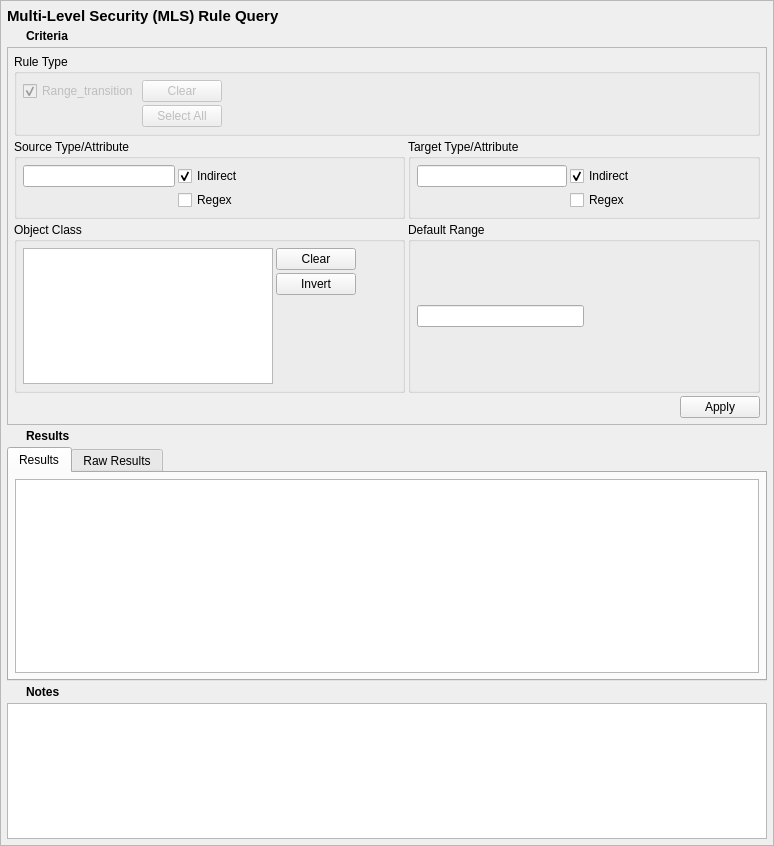
Above: data/mlsrulequery.ui from SELinuxProject/setools before the change. Below: the same form after it.
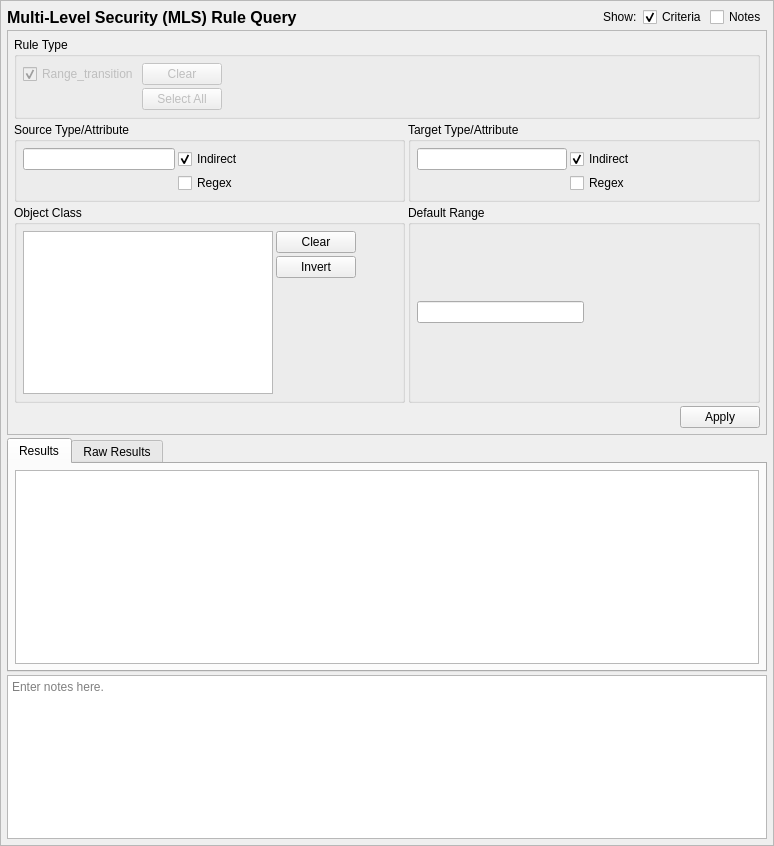
That is the form after the change. Icons and pictures are not drawn.

Commit message:
apol: switch tabs to (more discoverable) check boxes for hiding UI elements
Also drop the results expander.

The edit to the form file:
```diff
--- a/data/mlsrulequery.ui
+++ b/data/mlsrulequery.ui
@@ -47,217 +47,164 @@
     <property name="spacing">
      <number>3</number>
     </property>
-    <item row="5" column="0">
-     <widget class="QPushButton" name="notes_expander">
-      <property name="sizePolicy">
-       <sizepolicy hsizetype="Fixed" vsizetype="Fixed">
-        <horstretch>0</horstretch>
-        <verstretch>0</verstretch>
-       </sizepolicy>
+    <item row="0" column="1">
+     <spacer name="horizontalSpacer_5">
+      <property name="orientation">
+       <enum>Qt::Horizontal</enum>
       </property>
-      <property name="minimumSize">
+      <property name="sizeHint" stdset="0">
        <size>
-        <width>16</width>
-        <height>16</height>
+        <width>40</width>
+        <height>20</height>
        </size>
       </property>
-      <property name="maximumSize">
-       <size>
-        <width>16</width>
-        <height>16</height>
-       </size>
-      </property>
-      <property name="focusPolicy">
-       <enum>Qt::TabFocus</enum>
-      </property>
-      <property name="styleSheet">
-       <string notr="true">QPushButton:flat {   border: none; }</string>
-      </property>
-      <property name="text">
-       <string/>
-      </property>
-      <property name="icon">
-       <iconset>
-        <normaloff>icons/expand_inactive.png</normaloff>
-        <normalon>icons/expand_active.png</normalon>icons/expand_inactive.png</iconset>
-      </property>
-      <property name="iconSize">
-       <size>
-        <width>16</width>
-        <height>16</height>
-       </size>
-      </property>
-      <property name="checkable">
-       <bool>true</bool>
-      </property>
-      <property name="checked">
-       <bool>false</bool>
-      </property>
-      <property name="flat">
-       <bool>true</bool>
-      </property>
-     </widget>
+     </spacer>
     </item>
-    <item row="3" column="0">
-     <widget class="QPushButton" name="results_expander">
+    <item row="2" column="0" colspan="6">
+     <widget class="QTabWidget" name="results_frame">
       <property name="sizePolicy">
-       <sizepolicy hsizetype="Fixed" vsizetype="Fixed">
+       <sizepolicy hsizetype="Preferred" vsizetype="MinimumExpanding">
         <horstretch>0</horstretch>
         <verstretch>0</verstretch>
        </sizepolicy>
       </property>
-      <property name="minimumSize">
-       <size>
-        <width>16</width>
-        <height>16</height>
-       </size>
+      <property name="currentIndex">
+       <number>0</number>
       </property>
-      <property name="maximumSize">
-       <size>
-        <width>16</width>
-        <height>16</height>
-       </size>
-      </property>
-      <property name="focusPolicy">
-       <enum>Qt::TabFocus</enum>
-      </property>
-      <property name="styleSheet">
-       <string notr="true">QPushButton:flat {   border: none; }</string>
-      </property>
-      <property name="text">
-       <string/>
-      </property>
-      <property name="icon">
-       <iconset>
-        <normaloff>icons/expand_inactive.png</normaloff>
-        <normalon>icons/expand_active.png</normalon>icons/expand_inactive.png</iconset>
-      </property>
-      <property name="iconSize">
-       <size>
-        <width>16</width>
-        <height>16</height>
-       </size>
-      </property>
-      <property name="checkable">
-       <bool>true</bool>
-      </property>
-      <property name="checked">
-       <bool>true</bool>
-      </property>
-      <property name="flat">
-       <bool>true</bool>
-      </property>
+      <widget class="QWidget" name="results_framePage1">
+       <attribute name="title">
+        <string>Results</string>
+       </attribute>
+       <layout class="QVBoxLayout" name="verticalLayout_3">
+        <property name="leftMargin">
+         <number>6</number>
+        </property>
+        <property name="topMargin">
+         <number>6</number>
+        </property>
+        <property name="rightMargin">
+         <number>6</number>
+        </property>
+        <property name="bottomMargin">
+         <number>6</number>
+        </property>
+        <item>
+         <widget class="QTableView" name="table_results">
+          <property name="sizeAdjustPolicy">
+           <enum>QAbstractScrollArea::AdjustIgnored</enum>
+          </property>
+          <property name="alternatingRowColors">
+           <bool>true</bool>
+          </property>
+          <property name="sortingEnabled">
+           <bool>true</bool>
+          </property>
+         </widget>
+        </item>
+       </layout>
+      </widget>
+      <widget class="QWidget" name="results_framePage2">
+       <attribute name="title">
+        <string>Raw Results</string>
+       </attribute>
+       <layout class="QVBoxLayout" name="verticalLayout_2">
+        <property name="leftMargin">
+         <number>6</number>
+        </property>
+        <property name="topMargin">
+         <number>6</number>
+        </property>
+        <property name="rightMargin">
+         <number>6</number>
+        </property>
+        <property name="bottomMargin">
+         <number>6</number>
+        </property>
+        <item>
+         <widget class="QPlainTextEdit" name="raw_results">
+          <property name="minimumSize">
+           <size>
+            <width>0</width>
+            <height>0</height>
+           </size>
+          </property>
+          <property name="font">
+           <font>
+            <family>Monospace</family>
+           </font>
+          </property>
+          <property name="documentTitle">
+           <string/>
+          </property>
+          <property name="lineWrapMode">
+           <enum>QPlainTextEdit::NoWrap</enum>
+          </property>
+          <property name="readOnly">
+           <bool>true</bool>
+          </property>
+         </widget>
+        </item>
+       </layout>
+      </widget>
      </widget>
     </item>
-    <item row="1" column="1">
+    <item row="0" column="2">
      <widget class="QLabel" name="label_2">
-      <property name="sizePolicy">
-       <sizepolicy hsizetype="Preferred" vsizetype="Fixed">
-        <horstretch>0</horstretch>
-        <verstretch>0</verstretch>
-       </sizepolicy>
+      <property name="text">
+       <string>Show:</string>
       </property>
-      <property name="font">
-       <font>
-        <weight>75</weight>
-        <bold>true</bold>
-       </font>
+     </widget>
+    </item>
+    <item row="0" column="4">
+     <widget class="QCheckBox" name="criteria_expander">
+      <property name="toolTip">
+       <string>Show or hide the search criteria (no settings are lost)</string>
       </property>
       <property name="text">
        <string>Criteria</string>
       </property>
-     </widget>
-    </item>
-    <item row="3" column="1">
-     <widget class="QLabel" name="label_3">
-      <property name="sizePolicy">
-       <sizepolicy hsizetype="Preferred" vsizetype="Fixed">
-        <horstretch>0</horstretch>
-        <verstretch>0</verstretch>
-       </sizepolicy>
-      </property>
-      <property name="font">
-       <font>
-        <weight>75</weight>
-        <bold>true</bold>
-       </font>
-      </property>
-      <property name="text">
-       <string>Results</string>
-      </property>
-     </widget>
-    </item>
-    <item row="1" column="0">
-     <widget class="QPushButton" name="criteria_expander">
-      <property name="sizePolicy">
-       <sizepolicy hsizetype="Fixed" vsizetype="Fixed">
-        <horstretch>0</horstretch>
-        <verstretch>0</verstretch>
-       </sizepolicy>
-      </property>
-      <property name="minimumSize">
-       <size>
-        <width>16</width>
-        <height>16</height>
-       </size>
-      </property>
-      <property name="maximumSize">
-       <size>
-        <width>16</width>
-        <height>16</height>
-       </size>
-      </property>
-      <property name="focusPolicy">
-       <enum>Qt::TabFocus</enum>
-      </property>
-      <property name="styleSheet">
-       <string notr="true">QPushButton:flat {   border: none; }</string>
-      </property>
-      <property name="text">
-       <string/>
-      </property>
-      <property name="icon">
-       <iconset>
-        <normaloff>icons/expand_inactive.png</normaloff>
-        <normalon>icons/expand_active.png</normalon>icons/expand_inactive.png</iconset>
-      </property>
-      <property name="iconSize">
-       <size>
-        <width>16</width>
-        <height>16</height>
-       </size>
-      </property>
-      <property name="checkable">
-       <bool>true</bool>
-      </property>
       <property name="checked">
        <bool>true</bool>
       </property>
-      <property name="flat">
-       <bool>true</bool>
-      </property>
      </widget>
     </item>
-    <item row="5" column="1">
-     <widget class="QLabel" name="label_4">
-      <property name="sizePolicy">
-       <sizepolicy hsizetype="Preferred" vsizetype="Fixed">
-        <horstretch>0</horstretch>
-        <verstretch>0</verstretch>
-       </sizepolicy>
-      </property>
-      <property name="font">
-       <font>
-        <weight>75</weight>
-        <bold>true</bold>
-       </font>
+    <item row="0" column="5">
+     <widget class="QCheckBox" name="notes_expander">
+      <property name="toolTip">
+       <string>Show or hide the notes field (no data is lost)</string>
       </property>
       <property name="text">
        <string>Notes</string>
       </property>
      </widget>
     </item>
-    <item row="6" column="0" colspan="2">
+    <item row="0" column="0">
+     <widget class="QLabel" name="label">
+      <property name="sizePolicy">
+       <sizepolicy hsizetype="Preferred" vsizetype="Fixed">
+        <horstretch>0</horstretch>
+        <verstretch>0</verstretch>
+       </sizepolicy>
+      </property>
+      <property name="maximumSize">
+       <size>
+        <width>16777215</width>
+        <height>20</height>
+       </size>
+      </property>
+      <property name="font">
+       <font>
+        <pointsize>12</pointsize>
+        <weight>75</weight>
+        <bold>true</bold>
+       </font>
+      </property>
+      <property name="text">
+       <string>Multi-Level Security (MLS) Rule Query</string>
+      </property>
+     </widget>
+    </item>
+    <item row="3" column="0" colspan="6">
      <widget class="QTextEdit" name="notes">
       <property name="minimumSize">
        <size>
@@ -268,35 +215,12 @@
       <property name="toolTip">
        <string>Optionally enter notes here about the query.</string>
       </property>
-     </widget>
-    </item>
-    <item row="0" column="0" colspan="2">
-     <widget class="QLabel" name="label">
-      <property name="sizePolicy">
-       <sizepolicy hsizetype="Preferred" vsizetype="Fixed">
-        <horstretch>0</horstretch>
-        <verstretch>0</verstretch>
-       </sizepolicy>
+      <property name="placeholderText">
+       <string>Enter notes here.</string>
       </property>
-      <property name="maximumSize">
-       <size>
-        <width>16777215</width>
-        <height>20</height>
-       </size>
-      </property>
-      <property name="font">
-       <font>
-        <pointsize>11</pointsize>
-        <weight>75</weight>
-        <bold>true</bold>
-       </font>
-      </property>
-      <property name="text">
-       <string>Multi-Level Security (MLS) Rule Query</string>
-      </property>
      </widget>
     </item>
-    <item row="2" column="0" colspan="2">
+    <item row="1" column="0" colspan="6">
      <widget class="QFrame" name="criteria_frame">
       <property name="maximumSize">
        <size>
@@ -748,94 +672,6 @@
       <zorder>default_criteria</zorder>
      </widget>
     </item>
-    <item row="4" column="0" colspan="2">
-     <widget class="QTabWidget" name="results_frame">
-      <property name="sizePolicy">
-       <sizepolicy hsizetype="Preferred" vsizetype="MinimumExpanding">
-        <horstretch>0</horstretch>
-        <verstretch>0</verstretch>
-       </sizepolicy>
-      </property>
-      <property name="currentIndex">
-       <number>0</number>
-      </property>
-      <widget class="QWidget" name="results_framePage1">
-       <attribute name="title">
-        <string>Results</string>
-       </attribute>
-       <layout class="QVBoxLayout" name="verticalLayout_3">
-        <property name="leftMargin">
-         <number>6</number>
-        </property>
-        <property name="topMargin">
-         <number>6</number>
-        </property>
-        <property name="rightMargin">
-         <number>6</number>
-        </property>
-        <property name="bottomMargin">
-         <number>6</number>
-        </property>
-        <item>
-         <widget class="QTableView" name="table_results">
-          <property name="sizeAdjustPolicy">
-           <enum>QAbstractScrollArea::AdjustIgnored</enum>
-          </property>
-          <property name="alternatingRowColors">
-           <bool>true</bool>
-          </property>
-          <property name="sortingEnabled">
-           <bool>true</bool>
-          </property>
-         </widget>
-        </item>
-       </layout>
-      </widget>
-      <widget class="QWidget" name="results_framePage2">
-       <attribute name="title">
-        <string>Raw Results</string>
-       </attribute>
-       <layout class="QVBoxLayout" name="verticalLayout_2">
-        <property name="leftMargin">
-         <number>6</number>
-        </property>
-        <property name="topMargin">
-         <number>6</number>
-        </property>
-        <property name="rightMargin">
-         <number>6</number>
-        </property>
-        <property name="bottomMargin">
-         <number>6</number>
-        </property>
-        <item>
-         <widget class="QPlainTextEdit" name="raw_results">
-          <property name="minimumSize">
-           <size>
-            <width>0</width>
-            <height>0</height>
-           </size>
-          </property>
-          <property name="font">
-           <font>
-            <family>Monospace</family>
-           </font>
-          </property>
-          <property name="documentTitle">
-           <string/>
-          </property>
-          <property name="lineWrapMode">
-           <enum>QPlainTextEdit::NoWrap</enum>
-          </property>
-          <property name="readOnly">
-           <bool>true</bool>
-          </property>
-         </widget>
-        </item>
-       </layout>
-      </widget>
-     </widget>
-    </item>
    </layout>
   </widget>
  </widget>
```
Left out of the diff: 35 changed lines with no effect on the pictures. The commit also changes 10 other files.
